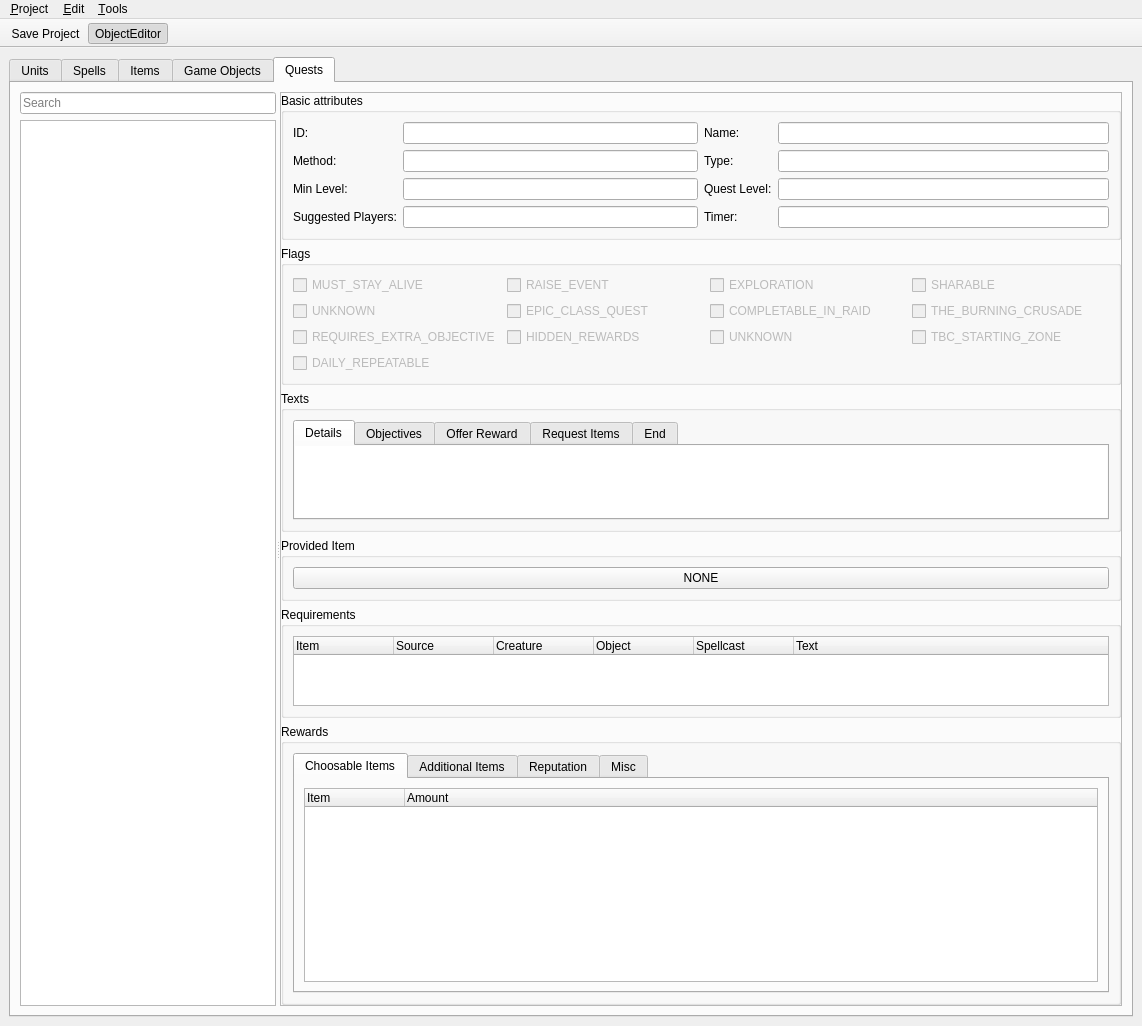
Old version of the form editor/ui/object_editor.ui in the repository Kyoril/wow-pp.
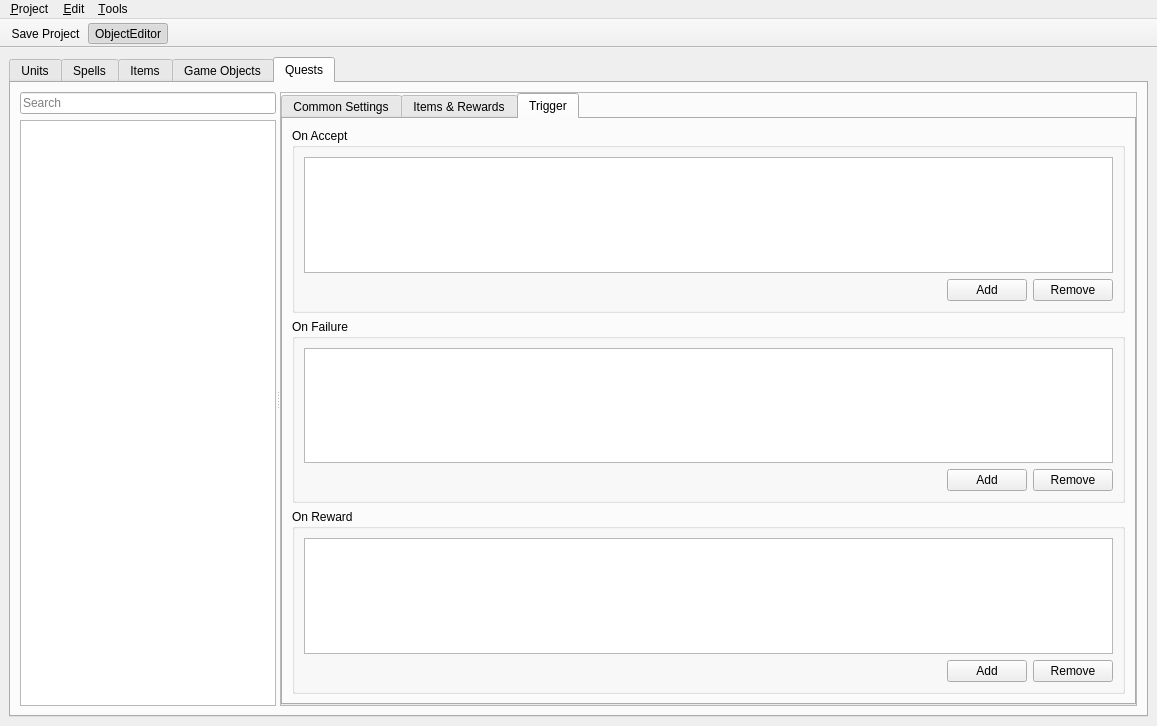
New version of the form. The open tabs and pages were chosen to show the change. Icons and pictures are not drawn.

```diff
--- a/editor/ui/object_editor.ui
+++ b/editor/ui/object_editor.ui
@@ -6,8 +6,8 @@
    <rect>
     <x>0</x>
     <y>0</y>
-    <width>1133</width>
-    <height>1020</height>
+    <width>1157</width>
+    <height>726</height>
    </rect>
   </property>
   <property name="maximumSize">
@@ -127,7 +127,7 @@
                </size>
               </property>
               <property name="currentIndex">
-               <number>4</number>
+               <number>0</number>
               </property>
               <widget class="QWidget" name="tab_3">
                <attribute name="title">
@@ -552,9 +552,15 @@
            <enum>Qt::Horizontal</enum>
           </property>
           <widget class="QWidget" name="layoutWidget_2">
-           <layout class="QVBoxLayout" name="verticalLayout_4">
+           <layout class="QVBoxLayout" name="verticalLayout_4" stretch="0,0">
             <item>
              <widget class="QLineEdit" name="spellFilter">
+              <property name="sizePolicy">
+               <sizepolicy hsizetype="Expanding" vsizetype="Fixed">
+                <horstretch>1</horstretch>
+                <verstretch>0</verstretch>
+               </sizepolicy>
+              </property>
               <property name="placeholderText">
                <string>Search</string>
               </property>
@@ -567,7 +573,7 @@
              <widget class="QListView" name="spellsListView">
               <property name="sizePolicy">
                <sizepolicy hsizetype="Expanding" vsizetype="Expanding">
-                <horstretch>0</horstretch>
+                <horstretch>1</horstretch>
                 <verstretch>0</verstretch>
                </sizepolicy>
               </property>
@@ -584,7 +590,7 @@
           <widget class="QFrame" name="spellsFrame">
            <property name="sizePolicy">
             <sizepolicy hsizetype="Expanding" vsizetype="Expanding">
-             <horstretch>0</horstretch>
+             <horstretch>1</horstretch>
              <verstretch>0</verstretch>
             </sizepolicy>
            </property>
@@ -596,6 +602,16 @@
            </property>
            <layout class="QVBoxLayout" name="verticalLayout_6">
             <item>
+             <widget class="QTabWidget" name="tabWidget_7">
+              <property name="currentIndex">
+               <number>0</number>
+              </property>
+              <widget class="QWidget" name="tab_23">
+               <attribute name="title">
+                <string>Common Settings</string>
+               </attribute>
+               <layout class="QVBoxLayout" name="verticalLayout_50">
+                <item>
              <widget class="QGroupBox" name="spellBaseBox">
               <property name="sizePolicy">
                <sizepolicy hsizetype="Preferred" vsizetype="Fixed">
@@ -834,7 +850,7 @@
                    </property>
                    <property name="minimumSize">
                     <size>
-                     <width>200</width>
+                         <width>0</width>
                      <height>0</height>
                     </size>
                    </property>
@@ -863,7 +879,7 @@
                   <widget class="QDoubleSpinBox" name="spellTeleportYBox">
                    <property name="minimumSize">
                     <size>
-                     <width>200</width>
+                         <width>0</width>
                      <height>0</height>
                     </size>
                    </property>
@@ -892,7 +908,7 @@
                   <widget class="QDoubleSpinBox" name="spellTeleportZBox">
                    <property name="minimumSize">
                     <size>
-                     <width>200</width>
+                         <width>0</width>
                      <height>0</height>
                     </size>
                    </property>
@@ -921,7 +937,7 @@
                   <widget class="QDoubleSpinBox" name="spellTeleportOBox">
                    <property name="minimumSize">
                     <size>
-                     <width>200</width>
+                         <width>0</width>
                      <height>0</height>
                     </size>
                    </property>
@@ -945,7 +961,7 @@
              </widget>
             </item>
             <item>
-             <widget class="QGroupBox" name="groupBox_2">
+                 <widget class="QGroupBox" name="groupBox">
               <property name="sizePolicy">
                <sizepolicy hsizetype="Preferred" vsizetype="Preferred">
                 <horstretch>0</horstretch>
@@ -953,40 +969,59 @@
                </sizepolicy>
               </property>
               <property name="title">
-               <string>Linked Spells</string>
+                   <string>Effects</string>
               </property>
               <property name="flat">
                <bool>true</bool>
               </property>
-              <layout class="QVBoxLayout" name="verticalLayout_18">
+                  <layout class="QVBoxLayout" name="verticalLayout_7">
+                   <property name="sizeConstraint">
+                    <enum>QLayout::SetDefaultConstraint</enum>
+                   </property>
                <item>
-                <widget class="QListWidget" name="spellLinkedSpellList">
-                 <property name="sizePolicy">
-                  <sizepolicy hsizetype="Expanding" vsizetype="Preferred">
-                   <horstretch>0</horstretch>
-                   <verstretch>0</verstretch>
-                  </sizepolicy>
+                    <widget class="QPushButton" name="effectButton1">
+                     <property name="text">
+                      <string>NONE</string>
                  </property>
                 </widget>
                </item>
+                   <item>
+                    <widget class="QPushButton" name="effectButton2">
+                     <property name="text">
+                      <string>NONE</string>
+                     </property>
+                    </widget>
+                   </item>
+                   <item>
+                    <widget class="QPushButton" name="effectButton3">
+                     <property name="text">
+                      <string>NONE</string>
+                     </property>
+                    </widget>
+                   </item>
               </layout>
              </widget>
             </item>
             <item>
-             <widget class="QGroupBox" name="groupBox_3">
-              <property name="sizePolicy">
-               <sizepolicy hsizetype="Preferred" vsizetype="Preferred">
-                <horstretch>0</horstretch>
-                <verstretch>0</verstretch>
-               </sizepolicy>
-              </property>
-              <property name="title">
-               <string>Attribute Flags</string>
-              </property>
-              <property name="flat">
-               <bool>true</bool>
-              </property>
-              <layout class="QVBoxLayout" name="verticalLayout_17">
+                 <spacer name="verticalSpacer_3">
+                  <property name="orientation">
+                   <enum>Qt::Vertical</enum>
+                  </property>
+                  <property name="sizeHint" stdset="0">
+                   <size>
+                    <width>20</width>
+                    <height>40</height>
+                   </size>
+                  </property>
+                 </spacer>
+                </item>
+               </layout>
+              </widget>
+              <widget class="QWidget" name="tab_25">
+               <attribute name="title">
+                <string>Attributes</string>
+               </attribute>
+               <layout class="QVBoxLayout" name="verticalLayout">
                <item>
                 <widget class="QTabWidget" name="attributeTabs">
                  <property name="sizePolicy">
@@ -3379,54 +3414,39 @@
                  </widget>
                 </widget>
                </item>
-              </layout>
-             </widget>
-            </item>
+                <item>
+                 <spacer name="verticalSpacer_2">
+                  <property name="orientation">
+                   <enum>Qt::Vertical</enum>
+                  </property>
+                  <property name="sizeHint" stdset="0">
+                   <size>
+                    <width>20</width>
+                    <height>40</height>
+                   </size>
+                  </property>
+                 </spacer>
+                </item>
+               </layout>
+              </widget>
+              <widget class="QWidget" name="tab_24">
+               <attribute name="title">
+                <string>Linked Spells</string>
+               </attribute>
+               <layout class="QVBoxLayout" name="verticalLayout_51">
             <item>
-             <layout class="QVBoxLayout" name="verticalLayout">
-              <item>
-               <widget class="QGroupBox" name="groupBox">
+                 <widget class="QListWidget" name="spellLinkedSpellList">
                 <property name="sizePolicy">
-                 <sizepolicy hsizetype="Preferred" vsizetype="Preferred">
+                   <sizepolicy hsizetype="Expanding" vsizetype="Preferred">
                   <horstretch>0</horstretch>
                   <verstretch>0</verstretch>
                  </sizepolicy>
                 </property>
-                <property name="title">
-                 <string>Effects</string>
-                </property>
-                <property name="flat">
-                 <bool>true</bool>
-                </property>
-                <layout class="QVBoxLayout" name="verticalLayout_7">
-                 <property name="sizeConstraint">
-                  <enum>QLayout::SetDefaultConstraint</enum>
-                 </property>
-                 <item>
-                  <widget class="QPushButton" name="effectButton1">
-                   <property name="text">
-                    <string>NONE</string>
-                   </property>
-                  </widget>
-                 </item>
-                 <item>
-                  <widget class="QPushButton" name="effectButton2">
-                   <property name="text">
-                    <string>NONE</string>
-                   </property>
-                  </widget>
-                 </item>
-                 <item>
-                  <widget class="QPushButton" name="effectButton3">
-                   <property name="text">
-                    <string>NONE</string>
-                   </property>
-                  </widget>
-                 </item>
-                </layout>
-               </widget>
-              </item>
-             </layout>
+                 </widget>
+                </item>
+               </layout>
+              </widget>
+             </widget>
             </item>
            </layout>
           </widget>
@@ -3987,6 +4007,16 @@
              <number>0</number>
             </property>
             <item>
+             <widget class="QTabWidget" name="tabWidget_6">
+              <property name="currentIndex">
+               <number>1</number>
+              </property>
+              <widget class="QWidget" name="tab_20">
+               <attribute name="title">
+                <string>Common Settings</string>
+               </attribute>
+               <layout class="QVBoxLayout" name="verticalLayout_42">
+                <item>
              <widget class="QGroupBox" name="questBaseBox">
               <property name="sizePolicy">
                <sizepolicy hsizetype="Preferred" vsizetype="Fixed">
@@ -4342,7 +4372,7 @@
                <item>
                 <widget class="QTabWidget" name="questTextTabWidget">
                  <property name="currentIndex">
-                  <number>2</number>
+                      <number>0</number>
                  </property>
                  <widget class="QWidget" name="tab_6">
                   <attribute name="title">
@@ -4494,6 +4524,13 @@
               </layout>
              </widget>
             </item>
+               </layout>
+              </widget>
+              <widget class="QWidget" name="tab_21">
+               <attribute name="title">
+                <string>Items &amp;&amp; Rewards</string>
+               </attribute>
+               <layout class="QVBoxLayout" name="verticalLayout_44">
             <item>
              <widget class="QGroupBox" name="groupBox_7">
               <property name="title">
@@ -4791,18 +4828,172 @@
               </layout>
              </widget>
             </item>
+               </layout>
+              </widget>
+              <widget class="QWidget" name="tab_22">
+               <attribute name="title">
+                <string>Trigger</string>
+               </attribute>
+               <layout class="QVBoxLayout" name="verticalLayout_47">
             <item>
-             <spacer name="verticalSpacer_2">
+                 <widget class="QGroupBox" name="groupBox_8">
+                  <property name="title">
+                   <string>On Accept</string>
+                  </property>
+                  <property name="flat">
+                   <bool>true</bool>
+                  </property>
+                  <layout class="QVBoxLayout" name="verticalLayout_46">
+                   <item>
+                    <widget class="QListWidget" name="questAcceptTriggerBox">
+                     <property name="sizePolicy">
+                      <sizepolicy hsizetype="Expanding" vsizetype="Expanding">
+                       <horstretch>0</horstretch>
+                       <verstretch>0</verstretch>
+                      </sizepolicy>
+                     </property>
+                    </widget>
+                   </item>
+                   <item>
+                    <layout class="QHBoxLayout" name="horizontalLayout_14">
+                     <item>
+                      <spacer name="horizontalSpacer_4">
               <property name="orientation">
-               <enum>Qt::Vertical</enum>
+                        <enum>Qt::Horizontal</enum>
               </property>
               <property name="sizeHint" stdset="0">
                <size>
-                <width>20</width>
-                <height>40</height>
+                         <width>40</width>
+                         <height>20</height>
                </size>
               </property>
              </spacer>
+                     </item>
+                     <item>
+                      <widget class="QPushButton" name="questAcceptAddTriggerBtn">
+                       <property name="text">
+                        <string>Add</string>
+                       </property>
+                      </widget>
+                     </item>
+                     <item>
+                      <widget class="QPushButton" name="questAcceptRemoveTriggerBtn">
+                       <property name="text">
+                        <string>Remove</string>
+                       </property>
+                      </widget>
+                     </item>
+                    </layout>
+                   </item>
+                  </layout>
+                 </widget>
+                </item>
+                <item>
+                 <widget class="QGroupBox" name="groupBox_9">
+                  <property name="title">
+                   <string>On Failure</string>
+                  </property>
+                  <property name="flat">
+                   <bool>true</bool>
+                  </property>
+                  <layout class="QVBoxLayout" name="verticalLayout_48">
+                   <item>
+                    <widget class="QListWidget" name="questFailureTriggerBox">
+                     <property name="sizePolicy">
+                      <sizepolicy hsizetype="Expanding" vsizetype="Expanding">
+                       <horstretch>0</horstretch>
+                       <verstretch>0</verstretch>
+                      </sizepolicy>
+                     </property>
+                    </widget>
+                   </item>
+                   <item>
+                    <layout class="QHBoxLayout" name="horizontalLayout_15">
+                     <item>
+                      <spacer name="horizontalSpacer_5">
+                       <property name="orientation">
+                        <enum>Qt::Horizontal</enum>
+                       </property>
+                       <property name="sizeHint" stdset="0">
+                        <size>
+                         <width>40</width>
+                         <height>20</height>
+                        </size>
+                       </property>
+                      </spacer>
+                     </item>
+                     <item>
+                      <widget class="QPushButton" name="questFailureAddTriggerBtn">
+                       <property name="text">
+                        <string>Add</string>
+                       </property>
+                      </widget>
+                     </item>
+                     <item>
+                      <widget class="QPushButton" name="questFailureRemoveTriggerBtn">
+                       <property name="text">
+                        <string>Remove</string>
+                       </property>
+                      </widget>
+                     </item>
+                    </layout>
+                   </item>
+                  </layout>
+                 </widget>
+                </item>
+                <item>
+                 <widget class="QGroupBox" name="groupBox_10">
+                  <property name="title">
+                   <string>On Reward</string>
+                  </property>
+                  <layout class="QVBoxLayout" name="verticalLayout_49">
+                   <item>
+                    <widget class="QListWidget" name="questRewardTriggerBox">
+                     <property name="sizePolicy">
+                      <sizepolicy hsizetype="Expanding" vsizetype="Expanding">
+                       <horstretch>0</horstretch>
+                       <verstretch>0</verstretch>
+                      </sizepolicy>
+                     </property>
+                    </widget>
+                   </item>
+                   <item>
+                    <layout class="QHBoxLayout" name="horizontalLayout_16">
+                     <item>
+                      <spacer name="horizontalSpacer_6">
+                       <property name="orientation">
+                        <enum>Qt::Horizontal</enum>
+                       </property>
+                       <property name="sizeHint" stdset="0">
+                        <size>
+                         <width>40</width>
+                         <height>20</height>
+                        </size>
+                       </property>
+                      </spacer>
+                     </item>
+                     <item>
+                      <widget class="QPushButton" name="questRewardAddTriggerBtn">
+                       <property name="text">
+                        <string>Add</string>
+                       </property>
+                      </widget>
+                     </item>
+                     <item>
+                      <widget class="QPushButton" name="questRewardRemoveTriggerBtn">
+                       <property name="text">
+                        <string>Remove</string>
+                       </property>
+                      </widget>
+                     </item>
+                    </layout>
+                   </item>
+                  </layout>
+                 </widget>
+                </item>
+               </layout>
+              </widget>
+             </widget>
             </item>
            </layout>
           </widget>
@@ -4819,7 +5010,7 @@
     <rect>
      <x>0</x>
      <y>0</y>
-     <width>1133</width>
+     <width>1157</width>
      <height>21</height>
     </rect>
    </property>
```
Lines whose indentation alone changed are shown as unchanged.
